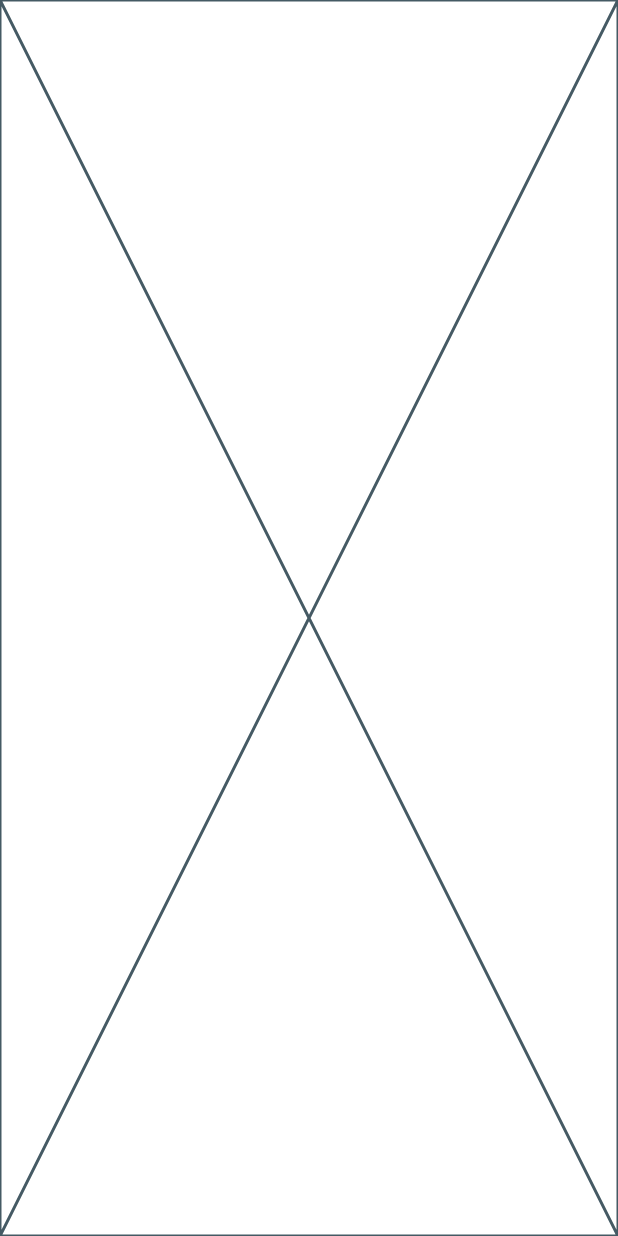
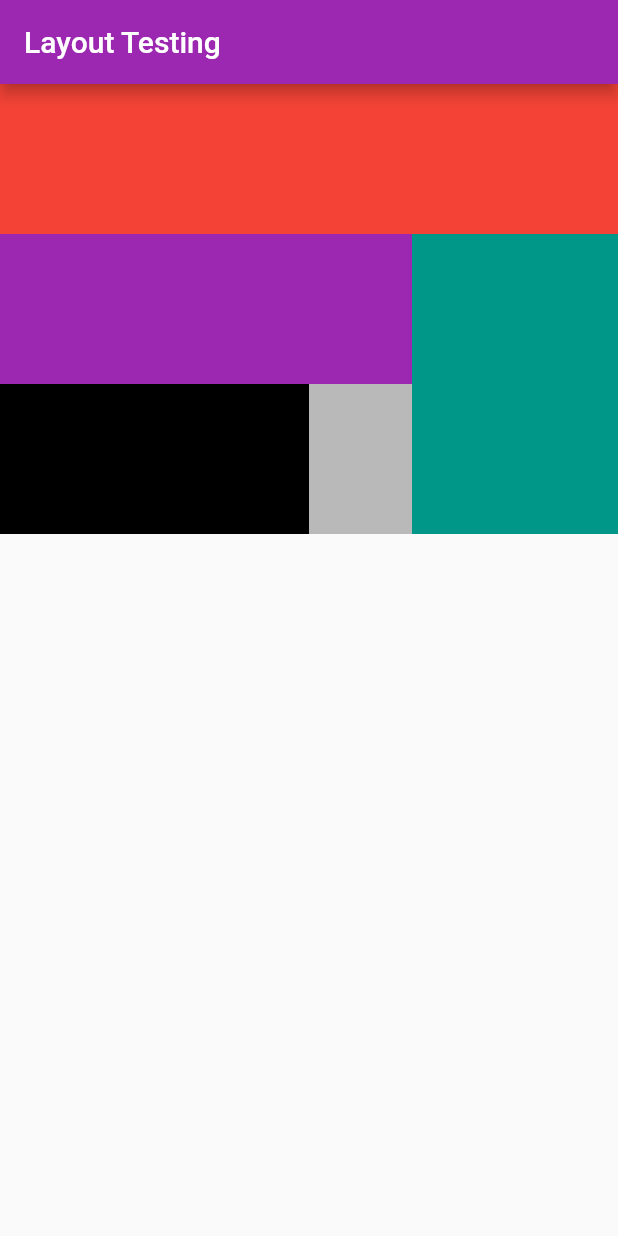
Before and after one commit to M7MMAD-OMAR/Flutter_Test_Project, a Flutter app: the screen it shows after launch, on a phone screen of 412 x 824 dp. Run offline on Flutter 3.47's test engine with Material 2 defaults, Android fonts, the phone set to English and light mode, and no system bars.

Commit message:
Expanded Layout Testing

```diff
--- a/lib/main.dart
+++ b/lib/main.dart
@@ -26,6 +26,35 @@ class MyHomePage extends StatelessWidget {
 
   @override
   Widget build(BuildContext context) {
-    return const Placeholder();
+    return Scaffold(
+      appBar: AppBar(
+        title: Text("Layout Testing"),
+      ),
+      body: Container(
+        width: double.infinity,
+        height: 300,
+        child: Column(
+          children: [
+            Expanded(child: Container(color: Colors.red), flex: 1,),
+            Expanded(child: Row(
+             children: [
+               Expanded(child: Column(
+                 children: [
+                   Expanded(child: Container(color: Colors.purple), flex: 1,),
+                   Expanded(child: Row(
+                     children: [
+                       Expanded(child: Container(color: Colors.black), flex: 3,),
+                       Expanded(child: Container(color: Colors.black26), flex: 1,),
+                     ],
+                   ), flex: 1,),
+                 ]), flex: 2,
+               ),
+               Expanded(child: Container(color: Colors.teal), flex: 1,),
+             ]), flex: 2,
+            )
+          ],
+        ),
+      ),
+    );
   }
 }
```
